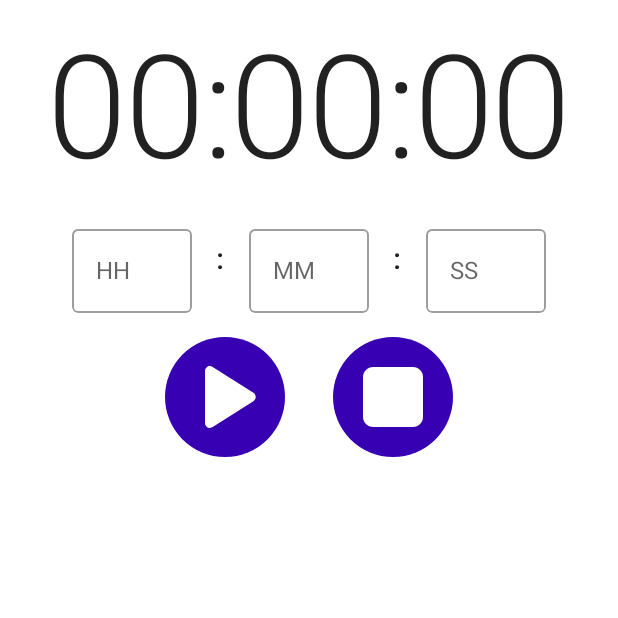
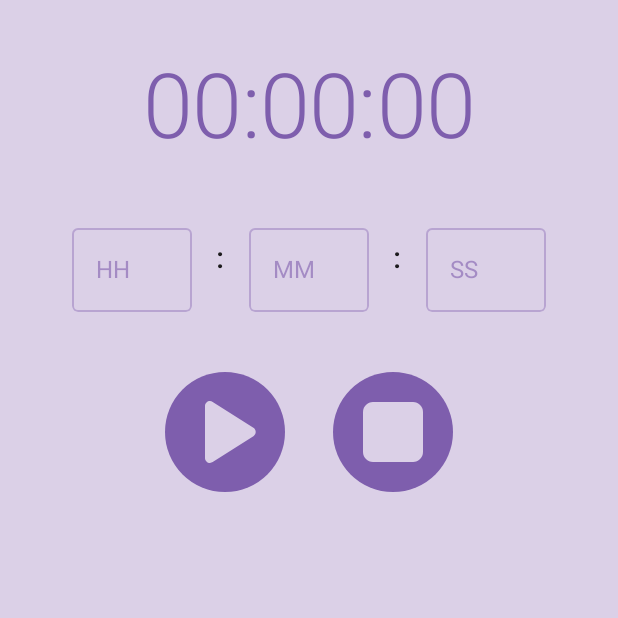
Before and after one commit to lukeforit/dev-challenge-componse-2-timer, an Android app built with Jetpack Compose: the screen it shows after launch (MainActivity), on a phone screen of 412 x 824 dp, the top half of it. Run offline under Robolectric (Android 15) with nearby library versions, the phone set to English and light mode, and no system bars; our stand-ins replace livedata-compose.

Commit message:
Styling app

```diff
--- a/app/src/main/java/com/example/androiddevchallenge/MainActivity.kt
+++ b/app/src/main/java/com/example/androiddevchallenge/MainActivity.kt
@@ -20,6 +20,7 @@ import androidx.activity.compose.setContent
 import androidx.activity.viewModels
 import androidx.appcompat.app.AppCompatActivity
 import androidx.compose.foundation.layout.Column
+import androidx.compose.foundation.layout.fillMaxSize
 import androidx.compose.material.MaterialTheme
 import androidx.compose.material.Surface
 import androidx.compose.runtime.Composable
@@ -28,6 +29,7 @@ import androidx.compose.runtime.livedata.observeAsState
 import androidx.compose.runtime.mutableStateOf
 import androidx.compose.runtime.remember
 import androidx.compose.runtime.setValue
+import androidx.compose.ui.Modifier
 import androidx.compose.ui.graphics.toArgb
 import androidx.compose.ui.tooling.preview.Preview
 import androidx.core.view.WindowCompat
@@ -62,7 +64,7 @@ class MainActivity : AppCompatActivity() {
 // Start building your app here!
 @Composable
 fun MyApp(time: String, viewModel: FinalCountDownViewModel) {
-    Surface(color = MaterialTheme.colors.background) {
+    Surface(color = MaterialTheme.colors.background, modifier = Modifier.fillMaxSize()) {
         Column() {
             var textH by remember { mutableStateOf("") }
             var textM by remember { mutableStateOf("") }
--- a/app/src/main/java/com/example/androiddevchallenge/ft/timer/TimerControl.kt
+++ b/app/src/main/java/com/example/androiddevchallenge/ft/timer/TimerControl.kt
@@ -36,7 +36,7 @@ fun TimerControl(
 ) {
 
     Row(
-        modifier = Modifier.fillMaxWidth(),
+        modifier = Modifier.fillMaxWidth().padding(top = 24.dp),
         horizontalArrangement = Arrangement.Center
     ) {
         IconButton(
@@ -48,12 +48,12 @@ fun TimerControl(
             Icon(
                 imageVector = Icons.Rounded.PlayArrow,
                 contentDescription = "",
-                tint = MaterialTheme.colors.surface,
+                tint = MaterialTheme.colors.background,
                 modifier = Modifier
                     .fillMaxSize()
                     .clip(CircleShape)
                     .background(
-                        color = MaterialTheme.colors.primaryVariant,
+                        color = MaterialTheme.colors.primary,
                         shape = MaterialTheme.shapes.large
                     )
             )
@@ -68,12 +68,12 @@ fun TimerControl(
             Icon(
                 imageVector = Icons.Rounded.Stop,
                 contentDescription = "",
-                tint = MaterialTheme.colors.surface,
+                tint = MaterialTheme.colors.background,
                 modifier = Modifier
                     .fillMaxSize()
                     .clip(CircleShape)
                     .background(
-                        color = MaterialTheme.colors.primaryVariant,
+                        color = MaterialTheme.colors.primary,
                         shape = MaterialTheme.shapes.large
                     )
             )
--- a/app/src/main/java/com/example/androiddevchallenge/ft/timer/TimerDisplay.kt
+++ b/app/src/main/java/com/example/androiddevchallenge/ft/timer/TimerDisplay.kt
@@ -21,6 +21,7 @@ import androidx.compose.foundation.text.KeyboardOptions
 import androidx.compose.material.MaterialTheme
 import androidx.compose.material.OutlinedTextField
 import androidx.compose.material.Text
+import androidx.compose.material.TextFieldDefaults
 import androidx.compose.runtime.Composable
 import androidx.compose.ui.Alignment
 import androidx.compose.ui.Modifier
@@ -39,10 +40,11 @@ fun TimerDisplay(
     Column {
         Text(
             text = displayTime,
-            style = MaterialTheme.typography.h1,
+            style = MaterialTheme.typography.h2,
             textAlign = TextAlign.Center,
+            color = MaterialTheme.colors.primary,
             modifier = Modifier
-                .padding(16.dp)
+                .padding(vertical = 36.dp,horizontal = 16.dp)
                 .fillMaxWidth()
                 .align(Alignment.CenterHorizontally)
         )
@@ -102,6 +104,9 @@ fun TimerTextField(
             .wrapContentSize()
             .requiredWidth(80.dp)
             .clip(RoundedCornerShape(4.dp)),
+        colors = TextFieldDefaults.outlinedTextFieldColors(
+
+        )
     )
 }
 
--- a/app/src/main/java/com/example/androiddevchallenge/ui/theme/Color.kt
+++ b/app/src/main/java/com/example/androiddevchallenge/ui/theme/Color.kt
@@ -17,7 +17,7 @@ package com.example.androiddevchallenge.ui.theme
 
 import androidx.compose.ui.graphics.Color
 
-val purple200 = Color(0xFFBB86FC)
-val purple500 = Color(0xFF6200EE)
-val purple700 = Color(0xFF3700B3)
-val teal200 = Color(0xFF03DAC5)
+val purple200 = Color(0xFFB595DD)
+val purple500 = Color(0xFF7E5EAD)
+val purple700 = Color(0xFF403066)
+val teal200 = Color(0xFF50B4AA)
--- a/app/src/main/java/com/example/androiddevchallenge/ui/theme/Theme.kt
+++ b/app/src/main/java/com/example/androiddevchallenge/ui/theme/Theme.kt
@@ -26,14 +26,18 @@ private val DarkColorPalette = darkColors(
     primary = purple200,
     primaryVariant = purple700,
     secondary = teal200,
-    surface = Color.Black,
+    surface = Color(0xFF393044),
+    background = Color(0xFF2C2733),
+    onSurface = purple200,
 )
 
 private val LightColorPalette = lightColors(
     primary = purple500,
     primaryVariant = purple700,
     secondary = teal200,
-    surface = Color.White,
+    surface = Color(0xFFD2BAEE),
+    background = Color(0xFFDBD0E7),
+    onSurface = purple500,
 
         /* Other default colors to override
     background = Color.White,
```
